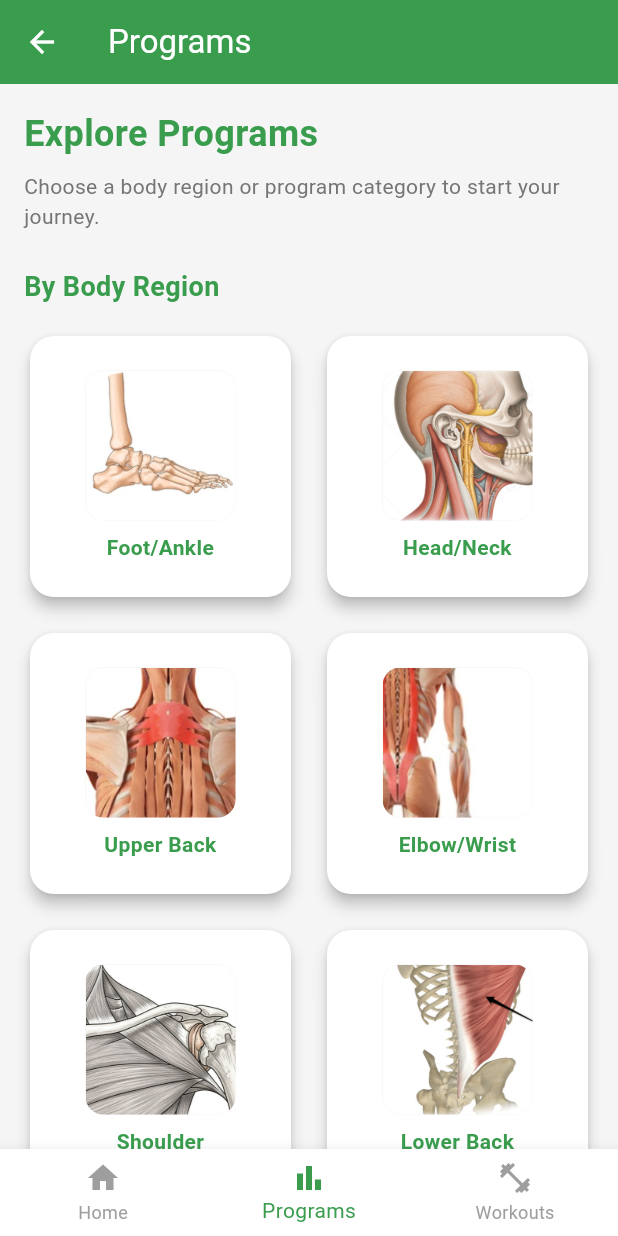
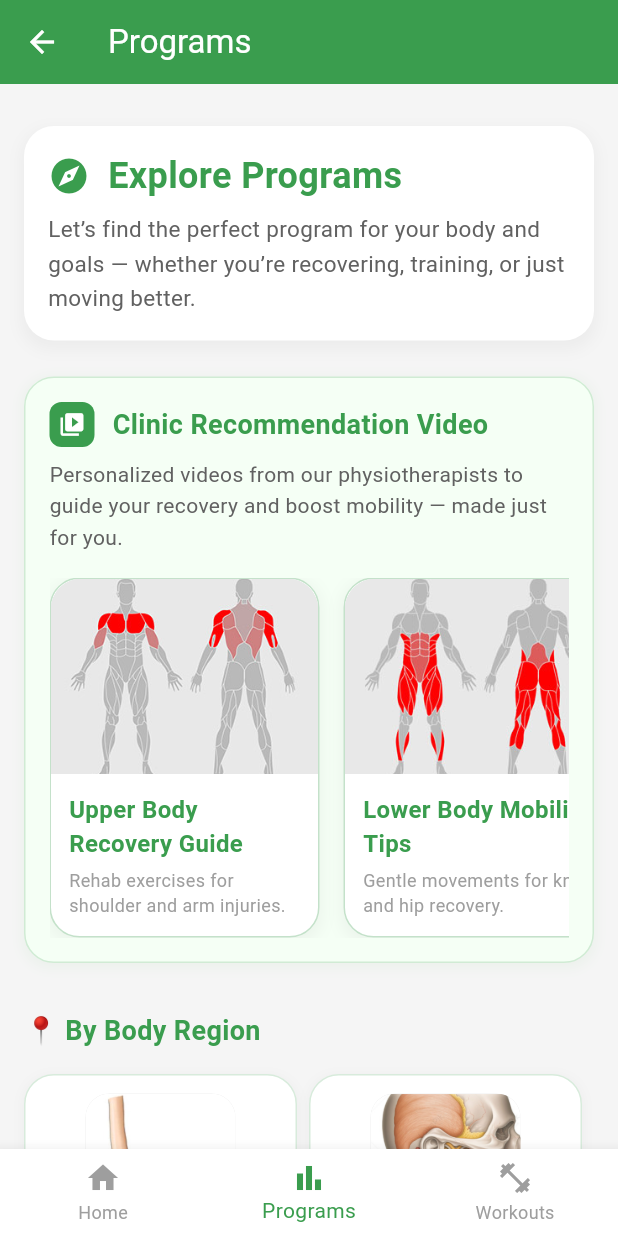
Before and after one commit to Ryzuru11/mend.wellness_clinic, a Flutter app: the MyHomePage screen opened directly, item 2 of the bottom bar chosen, on a phone screen of 412 x 824 dp. Run offline on Flutter 3.47's test engine with Material 3 defaults, Android fonts, the light colour scheme and no system bars; our stand-ins replace shared_preferences, video_player; accounts and stored records are empty.

Commit message:
feat: perbaikan tampilan ProgramsPage dengan desain modern, card seragam, dan jarak aman ke bottom nav

```diff
--- a/lib/main.dart
+++ b/lib/main.dart
@@ -546,7 +546,7 @@ class _MyHomePageState extends State<MyHomePage> {
             case 1:
               Navigator.push(
                 context,
-                MaterialPageRoute(builder: (context) => const ProgramsPage()),
+                MaterialPageRoute(builder: (context) =>  ProgramsPage()),
               );
               break;
             case 2:
--- a/lib/programs_page.dart
+++ b/lib/programs_page.dart
@@ -1,172 +1,93 @@
 // lib/programs_page.dart
 import 'package:flutter/material.dart';
-import 'main.dart'; // Tambahkan ini untuk mengakses MyHomePage
-import 'workouts_page.dart'; // Tambahkan ini untuk mengakses WorkoutsPage
-import 'mobility_page.dart'; // Tambahkan ini
+import 'main.dart'; // Untuk akses MyHomePage
+import 'workouts_page.dart'; // Untuk akses WorkoutsPage
+import 'mobility_page.dart'; // Untuk akses MobilityPage
 
 class ProgramsPage extends StatelessWidget {
-  const ProgramsPage({super.key});
+  ProgramsPage({super.key});
+
+  final List<Map<String, String>> bodyRegions = [
+    {"title": "Foot/Ankle", "imagePath": "assets/images/foot_ankle.jpg"},
+    {"title": "Head/Neck", "imagePath": "assets/images/head_neck.jpg"},
+    {"title": "Upper Back", "imagePath": "assets/images/upper_back.jpg"},
+    {"title": "Elbow/Wrist", "imagePath": "assets/images/elbow_wrist.jpg"},
+    {"title": "Shoulder", "imagePath": "assets/images/shoulder.jpg"},
+    {"title": "Lower Back", "imagePath": "assets/images/lower_back.jpg"},
+    {"title": "Knee", "imagePath": "assets/images/knee.jpg"},
+    {"title": "Hip", "imagePath": "assets/images/hip.jpg"},
+  ];
 
   @override
   Widget build(BuildContext context) {
     return Scaffold(
       appBar: AppBar(
         title: const Text("Programs"),
-        backgroundColor: const Color(0xFF3A9D4E), // Warna hijau utama
-        foregroundColor: Colors.white, // Warna teks
+        backgroundColor: const Color(0xFF3A9D4E),
+        foregroundColor: Colors.white,
       ),
       body: SingleChildScrollView(
-        child: Padding(
-          padding: const EdgeInsets.all(16.0),
+        padding: const EdgeInsets.symmetric(horizontal: 16.0),
         child: Column(
           crossAxisAlignment: CrossAxisAlignment.start,
           children: <Widget>[
-              // === HEADER PROGRAMS ===
+            // === HEADER PROGRAMS (diperbagus) ===
+            const SizedBox(height: 28),
+            Container(
+              padding: const EdgeInsets.all(16.0),
+              decoration: BoxDecoration(
+                borderRadius: BorderRadius.circular(20),
+                color: Colors.white,
+                boxShadow: [
+                  BoxShadow(
+                    color: Colors.grey.withOpacity(0.1),
+                    spreadRadius: 2,
+                    blurRadius: 8,
+                    offset: const Offset(0, 4),
+                  ),
+                ],
+              ),
+              child: Column(
+                crossAxisAlignment: CrossAxisAlignment.start,
+                children: [
+                  Row(
+                    children: [
+                      const Icon(Icons.explore, color: Color(0xFF3A9D4E), size: 28),
+                      const SizedBox(width: 12),
                       const Text(
                         "Explore Programs",
-                style: TextStyle(fontSize: 24, fontWeight: FontWeight.bold, color: Color(0xFF3A9D4E)),
+                        style: TextStyle(
+                          fontSize: 24,
+                          fontWeight: FontWeight.bold,
+                          color: Color(0xFF3A9D4E),
+                        ),
+                      ),
+                    ],
                   ),
                   const SizedBox(height: 8),
                   Text(
-                "Choose a body region or program category to start your journey.",
-                style: TextStyle(fontSize: 14, color: Colors.grey[600]),
+                    "Let’s find the perfect program for your body and goals — whether you’re recovering, training, or just moving better.",
+                    style: TextStyle(
+                      fontSize: 15,
+                      color: Colors.grey[700],
+                      height: 1.5,
                     ),
-              const SizedBox(height: 24),
-
-              // === BY BODY REGION ===
-              const Text(
-                "By Body Region",
-                style: TextStyle(fontSize: 18, fontWeight: FontWeight.bold, color: Color(0xFF3A9D4E)),
                   ),
-              const SizedBox(height: 16),
-              GridView.count(
-                shrinkWrap: true, // Penting!
-                physics: const NeverScrollableScrollPhysics(), // Penting!
-                crossAxisCount: 2, // 2 kolom
-                crossAxisSpacing: 16.0,
-                mainAxisSpacing: 16.0,
-                children: [
-                  _buildBodyRegionCard(context, "Foot/Ankle", "assets/images/foot_ankle.jpg"),
-                  _buildBodyRegionCard(context, "Head/Neck", "assets/images/head_neck.jpg"),
-                  _buildBodyRegionCard(context, "Upper Back", "assets/images/upper_back.jpg"),
-                  _buildBodyRegionCard(context, "Elbow/Wrist", "assets/images/elbow_wrist.jpg"),
-                  _buildBodyRegionCard(context, "Shoulder", "assets/images/shoulder.jpg"),
-                  _buildBodyRegionCard(context, "Lower Back", "assets/images/lower_back.jpg"),
-                  _buildBodyRegionCard(context, "Knee", "assets/images/knee.jpg"),
-                  _buildBodyRegionCard(context, "Hip", "assets/images/hip.jpg"),
-                ],
-              ),
-              const SizedBox(height: 24),
-
-              // === PROGRAM CATEGORIES ===
-              const Text(
-                "Program Categories",
-                style: TextStyle(fontSize: 18, fontWeight: FontWeight.bold, color: Color(0xFF3A9D4E)),
-              ),
-              const SizedBox(height: 16),
-
-              // Card Program Horizontal Scroll
-              SizedBox(
-                height: 180, // Tetapkan tinggi tetap
-                child: SingleChildScrollView(
-                  scrollDirection: Axis.horizontal,
-                  child: Row(
-                    children: [
-                      _buildProgramCategoryCard(
-                        context,
-                        "Full Body Mobility",
-                        "assets/images/full_body_mobility.jpg", // Pastikan gambar ada
-                        () {
-                          Navigator.push(
-                            context,
-                            MaterialPageRoute(builder: (context) => const MobilityPage()),
-                          );
-                        },
-                      ),
-                      const SizedBox(width: 16),
-                      _buildProgramCategoryCard(
-                        context,
-                        "Fitness Training",
-                        "assets/images/fitness_training.jpg", // Ganti dengan path gambar kamu
-                        () {
-                          // TODO: Navigasi ke FitnessPage
-                          print("Navigasi ke FitnessPage (belum dibuat)");
-                          // Navigator.push(
-                          //   context,
-                          //   MaterialPageRoute(builder: (context) => const FitnessPage()),
-                          // );
-                        },
-                      ),
-                      const SizedBox(width: 16),
-                      _buildProgramCategoryCard(
-                        context,
-                        "Recovery & Relaxation",
-                        "assets/images/recovery_relaxation.jpg", // Ganti dengan path gambar kamu
-                        () {
-                          // TODO: Navigasi ke RecoveryPage
-                          print("Navigasi ke RecoveryPage (belum dibuat)");
-                          // Navigator.push(
-                          //   context,
-                          //   MaterialPageRoute(builder: (context) => const RecoveryPage()),
-                          // );
-                        },
-                      ),
-                      // Tambahkan card lain jika perlu
-                      const SizedBox(width: 16), // Spasi di akhir
                 ],
               ),
             ),
-              ),
+
+            // === CLINIC RECOMMENDATION VIDEO (dengan gaya modern) ===
             const SizedBox(height: 24),
-
-              // === PERFORMANCE SECTION ===
-              const Text(
-                "Performance",
-                style: TextStyle(fontSize: 18, fontWeight: FontWeight.bold, color: Color(0xFF3A9D4E)),
-              ),
-              const SizedBox(height: 8),
-              Text(
-                "Challenging: Step outside your comfort zone & elevate your body's potential",
-                style: TextStyle(fontSize: 14, color: Colors.grey[600]),
-              ),
-              const SizedBox(height: 16),
             Container(
-                height: 220,
-                child: ListView.separated(
-                  scrollDirection: Axis.horizontal,
-                  itemCount: 3, // Kita buat 3 card dulu
-                  separatorBuilder: (context, index) => const SizedBox(width: 16),
-                  itemBuilder: (context, index) {
-                    // Data dummy untuk performance program
-                    final programs = [
-                      {
-                        "title": "Upper Body Performance Level 2",
-                        "description": "Challenging exercises for arms and shoulders.",
-                        "imagePath": "assets/images/upper_body_performance.jpg", // Ganti dengan path gambar kamu
-                      },
-                      {
-                        "title": "Lower Body Performance Level 1",
-                        "description": "Focus on legs and glutes.",
-                        "imagePath": "assets/images/lower_body_performance.jpg", // Ganti dengan path gambar kamu
-                      },
-                      {
-                        "title": "Full Body Performance Level 3",
-                        "description": "Ultimate challenge for your entire body.",
-                        "imagePath": "assets/images/full_body_performance.jpg", // Ganti dengan path gambar kamu
-                      },
-                    ];
-
-                    final program = programs[index];
-
-                    return Container(
-                      width: 160,
+              padding: const EdgeInsets.all(16.0),
               decoration: BoxDecoration(
-                        color: Colors.white,
-                        borderRadius: BorderRadius.circular(16),
-                        border: Border.all(color: const Color(0xFF3A9D4E).withOpacity(0.3)),
+                borderRadius: BorderRadius.circular(20),
+                color: const Color(0xFFF5FFF5),
+                border: Border.all(color: const Color(0xFF3A9D4E).withOpacity(0.2)),
                 boxShadow: [
                   BoxShadow(
-                            color: Colors.grey.withOpacity(0.1),
+                    color: Colors.green.withOpacity(0.05),
                     spreadRadius: 2,
                     blurRadius: 6,
                     offset: const Offset(0, 2),
@@ -176,11 +97,86 @@ class ProgramsPage extends StatelessWidget {
               child: Column(
                 crossAxisAlignment: CrossAxisAlignment.start,
                 children: [
-                          // Gambar
+                  Row(
+                    children: [
+                      Container(
+                        padding: const EdgeInsets.all(6),
+                        decoration: BoxDecoration(
+                          color: const Color(0xFF3A9D4E),
+                          borderRadius: BorderRadius.circular(8),
+                        ),
+                        child: const Icon(Icons.video_library, color: Colors.white, size: 18),
+                      ),
+                      const SizedBox(width: 12),
+                      Text(
+                        "Clinic Recommendation Video",
+                        style: const TextStyle(
+                          fontSize: 18,
+                          fontWeight: FontWeight.bold,
+                          color: Color(0xFF3A9D4E),
+                        ),
+                      ),
+                    ],
+                  ),
+                  const SizedBox(height: 8),
+                  Text(
+                    "Personalized videos from our physiotherapists to guide your recovery and boost mobility — made just for you.",
+                    style: TextStyle(
+                      fontSize: 14,
+                      color: Colors.grey[700],
+                      height: 1.5,
+                    ),
+                  ),
+                  const SizedBox(height: 16),
+                  SizedBox(
+                    height: 240,
+                    child: ListView.separated(
+                      scrollDirection: Axis.horizontal,
+                      itemCount: 3,
+                      separatorBuilder: (context, index) => const SizedBox(width: 16),
+                      itemBuilder: (context, index) {
+                        final programs = [
+                          {
+                            "title": "Upper Body Recovery Guide",
+                            "description": "Rehab exercises for shoulder and arm injuries.",
+                            "imagePath": "assets/images/upper_body_performance.jpg",
+                          },
+                          {
+                            "title": "Lower Body Mobility Tips",
+                            "description": "Gentle movements for knee and hip recovery.",
+                            "imagePath": "assets/images/lower_body_performance.jpg",
+                          },
+                          {
+                            "title": "Full Body Relaxation Routine",
+                            "description": "Stress relief and gentle stretching for whole body.",
+                            "imagePath": "assets/images/full_body_performance.jpg",
+                          },
+                        ];
+
+                        final program = programs[index];
+
+                        return Container(
+                          width: 180,
+                          decoration: BoxDecoration(
+                            color: Colors.white,
+                            borderRadius: BorderRadius.circular(20),
+                            border: Border.all(color: const Color(0xFF3A9D4E).withOpacity(0.3)),
+                            boxShadow: [
+                              BoxShadow(
+                                color: Colors.grey.withOpacity(0.1),
+                                spreadRadius: 2,
+                                blurRadius: 8,
+                                offset: const Offset(0, 3),
+                              ),
+                            ],
+                          ),
+                          child: Column(
+                            crossAxisAlignment: CrossAxisAlignment.start,
+                            children: [
                               ClipRRect(
-                            borderRadius: const BorderRadius.vertical(top: Radius.circular(16)),
+                                borderRadius: const BorderRadius.vertical(top: Radius.circular(20)),
                                 child: Container(
-                              height: 120,
+                                  height: 130,
                                   decoration: BoxDecoration(
                                     color: Colors.grey[300],
                                     image: DecorationImage(
@@ -227,21 +223,109 @@ class ProgramsPage extends StatelessWidget {
                 ],
               ),
             ),
+            const SizedBox(height: 32),
+
+            // === BY BODY REGION (diperbagus) ===
+            const Text(
+              "📍 By Body Region",
+              style: TextStyle(fontSize: 18, fontWeight: FontWeight.bold, color: Color(0xFF3A9D4E)),
+            ),
+            const SizedBox(height: 16),
+            ListView.builder(
+              shrinkWrap: true,
+              physics: const NeverScrollableScrollPhysics(),
+              itemCount: (bodyRegions.length / 2).ceil(),
+              itemBuilder: (context, rowIndex) {
+                int startIndex = rowIndex * 2;
+                int endIndex = startIndex + 2;
+                if (endIndex > bodyRegions.length) {
+                  endIndex = bodyRegions.length;
+                }
+
+                return Row(
+                  mainAxisAlignment: MainAxisAlignment.spaceBetween,
+                  children: List.generate(endIndex - startIndex, (index) {
+                    int itemIndex = startIndex + index;
+                    var item = bodyRegions[itemIndex];
+                    return Expanded(
+                      child: Padding(
+                        padding: const EdgeInsets.only(right: 8.0),
+                        child: _buildBodyRegionCard(context, item['title']!, item['imagePath']!),
+                      ),
+                    );
+                  }),
+                );
+              },
+            ),
+            const SizedBox(height: 32),
+
+            // === PROGRAM CATEGORIES (diperbagus) ===
+            const Text(
+              "🎯 Program Categories",
+              style: TextStyle(fontSize: 18, fontWeight: FontWeight.bold, color: Color(0xFF3A9D4E)),
+            ),
+            const SizedBox(height: 16),
+            SizedBox(
+              height: 200,
+              child: SingleChildScrollView(
+                scrollDirection: Axis.horizontal,
+                child: Row(
+                  children: [
+                    _buildProgramCategoryCard(
+                      context,
+                      "Full Body Mobility",
+                      "assets/images/full_body_mobility.jpg",
+                      () {
+                        Navigator.push(
+                          context,
+                          MaterialPageRoute(builder: (context) => const MobilityPage()),
+                        );
+                      },
+                    ),
+                    const SizedBox(width: 16),
+                    _buildProgramCategoryCard(
+                      context,
+                      "Fitness Training",
+                      "assets/images/fitness_training.jpg",
+                      () {
+                        print("Navigasi ke FitnessPage (belum dibuat)");
+                      },
+                    ),
+                    const SizedBox(width: 16),
+                    _buildProgramCategoryCard(
+                      context,
+                      "Recovery & Relaxation",
+                      "assets/images/recovery_relaxation.jpg",
+                      () {
+                        print("Navigasi ke RecoveryPage (belum dibuat)");
+                      },
+                    ),
+                    const SizedBox(width: 16),
+                  ],
+                ),
+              ),
+            ),
+            const SizedBox(height: 40), // 🔥 JARAK AMAN SEBELUM BOTTOM NAV BAR
+
+            // === TAMBAHKAN SPACE DI BAWAH UNTUK MENGHINDARI KOSONG ===
+            const SizedBox(height: 20), // Memberi ruang ekstra agar tidak terlalu rapat ke bottom nav
+
+          ],
+        ),
       ),
       bottomNavigationBar: BottomNavBar(
-        currentIndex: 1, // Karena ini adalah halaman Programs, indexnya 1
+        currentIndex: 1,
         onTap: (index) {
           switch(index) {
-            case 0: // Jika tombol Home (index 0) diklik
+            case 0:
               Navigator.pushReplacement(
                 context,
                 MaterialPageRoute(builder: (context) => const MyHomePage(title: 'Mend.Wellness Clinic')),
               );
               break;
-            case 1: // Jika tombol Programs (index 1) diklik
-              // Tetap di halaman Programs
+            case 1:
               break;
-            case 2: // Jika tombol Workouts (index 2) diklik
+            case 2:
               Navigator.pushReplacement(
                 context,
                 MaterialPageRoute(builder: (context) => const WorkoutsPage()),
@@ -253,27 +337,33 @@ class ProgramsPage extends StatelessWidget {
     );
   }
 
-  // Widget helper untuk membuat card daerah tubuh
+  // Widget helper: Card Daerah Tubuh (2 kolom) — diperbagus
   Widget _buildBodyRegionCard(BuildContext context, String title, String imagePath) {
     return GestureDetector(
       onTap: () {
-        // Nanti kita isi fungsi navigasi ke halaman program spesifik
         print("Pilih program untuk $title");
-        // TODO: Nanti tambahkan navigasi ke halaman detail program
       },
-      child: Card(
-        elevation: 4, // Bayangan card
-        shape: RoundedRectangleBorder(
-          borderRadius: BorderRadius.circular(16.0), // Border bulat
+      child: Container(
+        decoration: BoxDecoration(
+          color: Colors.white,
+          borderRadius: BorderRadius.circular(20),
+          border: Border.all(color: const Color(0xFF3A9D4E).withOpacity(0.2)),
+          boxShadow: [
+            BoxShadow(
+              color: Colors.grey.withOpacity(0.08),
+              spreadRadius: 1,
+              blurRadius: 6,
+              offset: const Offset(0, 2),
+            ),
+          ],
         ),
         child: Padding(
-          padding: const EdgeInsets.all(8.0),
+          padding: const EdgeInsets.all(12.0),
           child: Column(
             mainAxisAlignment: MainAxisAlignment.center,
             children: [
-              // Gambar daerah tubuh
               ClipRRect(
-                borderRadius: BorderRadius.circular(12.0),
+                borderRadius: BorderRadius.circular(16.0),
                 child: Container(
                   height: 100,
                   width: 100,
@@ -286,11 +376,17 @@ class ProgramsPage extends StatelessWidget {
                   ),
                 ),
               ),
-              const SizedBox(height: 8),
+              const SizedBox(height: 12),
               Text(
                 title,
                 textAlign: TextAlign.center,
-                style: const TextStyle(fontSize: 14, fontWeight: FontWeight.bold, color: Color(0xFF3A9D4E)),
+                style: const TextStyle(
+                  fontSize: 14,
+                  fontWeight: FontWeight.bold,
+                  color: Color(0xFF3A9D4E),
+                ),
+                maxLines: 2,
+                overflow: TextOverflow.ellipsis,
               ),
             ],
           ),
@@ -299,29 +395,37 @@ class ProgramsPage extends StatelessWidget {
     );
   }
 
-  // Widget helper untuk membuat card kategori program
+  // Widget helper: Card Kategori Program — diperbagus
   Widget _buildProgramCategoryCard(
     BuildContext context,
     String title,
     String imagePath,
-    VoidCallback onTap, // Fungsi yang dipanggil saat card diklik
+    VoidCallback onTap,
   ) {
     return GestureDetector(
       onTap: onTap,
-      child: Card(
-        elevation: 4,
-        shape: RoundedRectangleBorder(
-          borderRadius: BorderRadius.circular(16.0),
+      child: Container(
+        width: 170,
+        decoration: BoxDecoration(
+          color: Colors.white,
+          borderRadius: BorderRadius.circular(20),
+          border: Border.all(color: const Color(0xFF3A9D4E).withOpacity(0.2)),
+          boxShadow: [
+            BoxShadow(
+              color: Colors.grey.withOpacity(0.08),
+              spreadRadius: 1,
+              blurRadius: 6,
+              offset: const Offset(0, 2),
             ),
-        child: Container(
-          width: 150, // Lebar card
-          padding: const EdgeInsets.all(8.0),
+          ],
+        ),
+        child: Padding(
+          padding: const EdgeInsets.all(12.0),
           child: Column(
             mainAxisAlignment: MainAxisAlignment.center,
             children: [
-              // Gambar kategori program
               ClipRRect(
-                borderRadius: BorderRadius.circular(12.0),
+                borderRadius: BorderRadius.circular(16.0),
                 child: Container(
                   height: 100,
                   width: 100,
@@ -334,11 +438,17 @@ class ProgramsPage extends StatelessWidget {
                   ),
                 ),
               ),
-              const SizedBox(height: 8),
+              const SizedBox(height: 12),
               Text(
                 title,
                 textAlign: TextAlign.center,
-                style: const TextStyle(fontSize: 14, fontWeight: FontWeight.bold, color: Color(0xFF3A9D4E)),
+                style: const TextStyle(
+                  fontSize: 14,
+                  fontWeight: FontWeight.bold,
+                  color: Color(0xFF3A9D4E),
+                ),
+                maxLines: 2,
+                overflow: TextOverflow.ellipsis,
               ),
             ],
           ),
@@ -348,7 +458,7 @@ class ProgramsPage extends StatelessWidget {
   }
 }
 
-// Widget BottomNavBar yang digunakan di sini
+// Widget BottomNavBar
 class BottomNavBar extends StatelessWidget {
   final int currentIndex;
   final void Function(int) onTap;
--- a/lib/workouts_page.dart
+++ b/lib/workouts_page.dart
@@ -195,7 +195,7 @@ class WorkoutsPage extends StatelessWidget {
             case 1: // Jika tombol Programs (index 1) diklik
               Navigator.pushReplacement(
                 context,
-                MaterialPageRoute(builder: (context) => const ProgramsPage()),
+                MaterialPageRoute(builder: (context) =>  ProgramsPage()),
               );
               break;
             case 2: // Jika tombol Workouts (index 2) diklik
```
Lines whose indentation alone changed are shown as unchanged.
